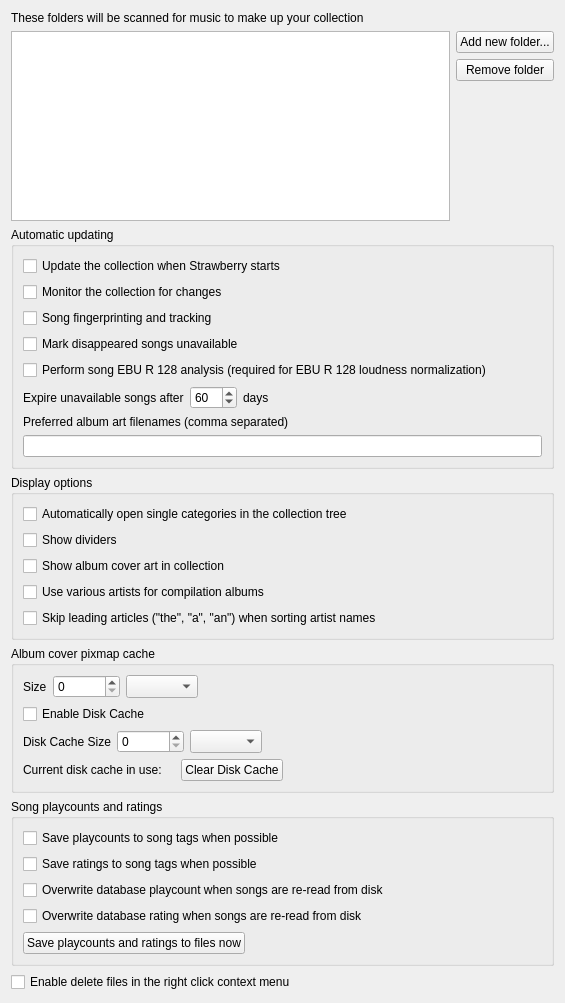
Above: src/settings/collectionsettingspage.ui from strawberrymusicplayer/strawberry before the change. Below: the same form after it.
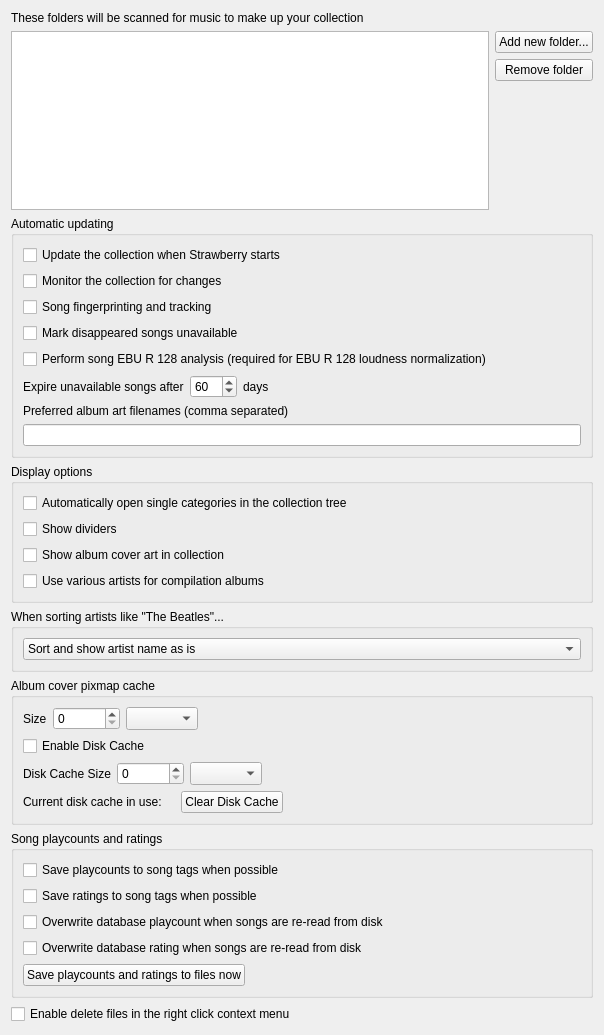
That is the form after the change.

Commit message:
Artist sort: Add new ui options and sorting in collection model
The previous "skip articles" checkbox setting moves to one of the
combobox items so that the current behavior is still supported.

What changed in the file:
```diff
--- a/src/settings/collectionsettingspage.ui
+++ b/src/settings/collectionsettingspage.ui
@@ -6,8 +6,8 @@
    <rect>
     <x>0</x>
     <y>0</y>
-    <width>565</width>
-    <height>1003</height>
+    <width>604</width>
+    <height>1035</height>
    </rect>
   </property>
   <property name="windowTitle">
@@ -235,11 +235,37 @@
         </property>
        </widget>
       </item>
+     </layout>
+    </widget>
+   </item>
+   <item>
+    <widget class="QGroupBox" name="groupbox_sort">
+     <property name="title">
+      <string>When sorting artists like &quot;The Beatles&quot;...</string>
+     </property>
+     <layout class="QVBoxLayout" name="layout_sort">
       <item>
-       <widget class="QCheckBox" name="sort_skips_articles">
-        <property name="text">
-         <string>Skip leading articles (&quot;the&quot;, &quot;a&quot;, &quot;an&quot;) when sorting artist names</string>
-        </property>
+       <widget class="QComboBox" name="combobox_sort">
+        <item>
+         <property name="text">
+          <string>Sort and show artist name as is</string>
+         </property>
+        </item>
+        <item>
+         <property name="text">
+          <string>Skip articles &quot;The, A, An&quot; and show &quot;The Beatles&quot;</string>
+         </property>
+        </item>
+        <item>
+         <property name="text">
+          <string>Use sort tag &quot;Beatles, The&quot; and show &quot;The Beatles&quot;</string>
+         </property>
+        </item>
+        <item>
+         <property name="text">
+          <string>Use sort tag &quot;Beatles, The&quot; and show &quot;Beatles, The&quot;</string>
+         </property>
+        </item>
        </widget>
       </item>
      </layout>
```
Left out of the diff: 2 changed lines with no effect on the pictures. The commit also changes 4 other files.
